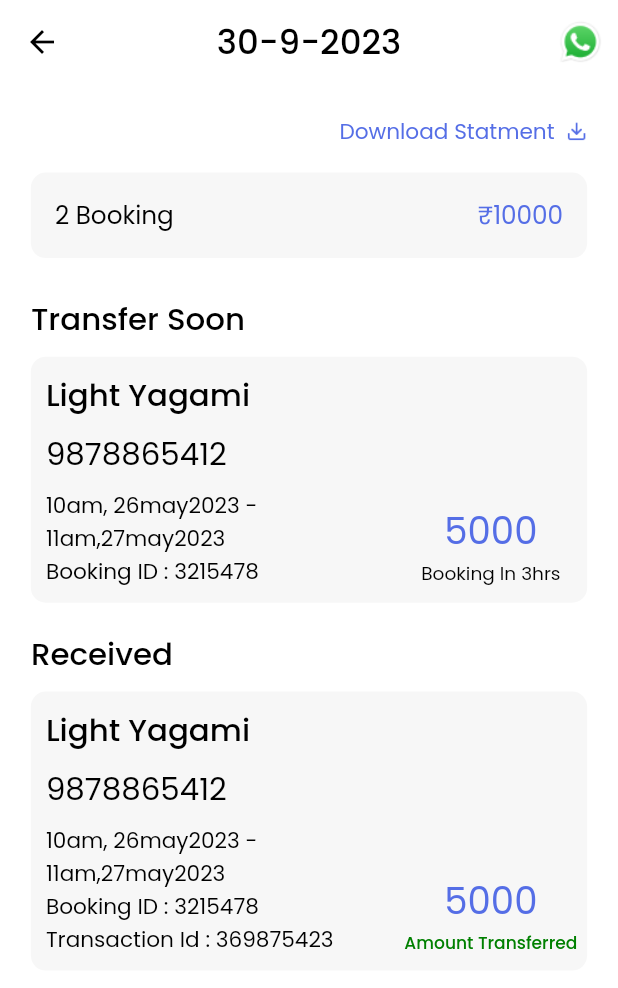
After one commit to Gopiraju-LDC/test, a Flutter app: the DateWiseStatement screen opened directly, on a phone screen of 412 x 824 dp. The commit adds this screen. Shown: the top 988 px of the screen. Run offline on Flutter 3.47's test engine with Material 2 defaults, Android fonts, the phone set to English and light mode, and no system bars; our stand-ins replace get, google_fonts, google_maps_flutter, smooth_star_rating_null_safety.

Commit message:
added datewise Booking Statment details

```diff
--- a/lib/constants/constants.dart
+++ b/lib/constants/constants.dart
@@ -14,6 +14,7 @@ const Color secondTextColor =  Color(0xFF666666);
 const Color barColor = Color(0xFF556EE6);
 const Color ratingColor = Color(0xFFFFD700);
 const Color simmerColor = Color(0xFFD9D9D9);
+const Color transferColor = Color(0xFF008000);
 
 const poppinsStyle = GoogleFonts.poppins;
 const sansStyle = GoogleFonts.dmSans;
--- a/lib/earning data/booking_details.dart
+++ b/lib/earning data/booking_details.dart
@@ -18,7 +18,8 @@ class BookingDetails extends StatefulWidget {
 class _BookingDetailsState extends State<BookingDetails> {
   @override
   Widget build(BuildContext context) {
-    return Scaffold(
+    return
+      Scaffold(
       backgroundColor: Colors.white,
       appBar: AppBar(
         backgroundColor: Colors.white,
@@ -43,9 +44,12 @@ class _BookingDetailsState extends State<BookingDetails> {
         ),
         elevation: 0,
         actions: [
-          Image.asset(ImageIcons.DOWNLOAD_ICON,
-            height: 20,
-            width: 20,)
+          Container(
+            margin: EdgeInsets.only(right: 10),
+            child: Image.asset(ImageIcons.WHATSAPP_ICON,
+              height: 30,
+              width: 30,),
+          )
         ],
       ),
       body: SingleChildScrollView(
@@ -185,7 +189,6 @@ class _BookingDetailsState extends State<BookingDetails> {
                   filledIconData: Icons.star,
                   halfFilledIconData: Icons.star_half,
                   defaultIconData: Icons.star_border,
-                  spacing: .5,
                 ),
                 SizedBox(
                   height: Get.height * 0.015,
--- /dev/null
+++ b/lib/earning data/getDateWiseBookingDetails.dart
@@ -0,0 +1,269 @@
+import 'package:flutter/cupertino.dart';
+import 'package:flutter/material.dart';
+import 'package:get/get.dart';
+import 'package:get/get_core/src/get_main.dart';
+
+import '../constants/constants.dart';
+import '../constants/imageConstants.dart';
+
+class DateWiseStatement extends StatefulWidget {
+  const DateWiseStatement({super.key});
+
+  @override
+  State<DateWiseStatement> createState() => _DateWiseStatementState();
+}
+
+class _DateWiseStatementState extends State<DateWiseStatement> {
+  @override
+  Widget build(BuildContext context) {
+    return Scaffold(
+      backgroundColor: Colors.white,
+      appBar: AppBar(
+        backgroundColor: Colors.white,
+        title: Text(
+          '30-9-2023',
+          textAlign: TextAlign.right,
+          style: poppinsStyle(
+            color: Colors.black,
+            fontSize: Get.width * 0.055,
+            fontWeight: FontWeight.w500,
+          ),
+        ),
+        centerTitle: true,
+        leading: IconButton(
+          onPressed: () {
+            Navigator.pop(context);
+          },
+          icon: Icon(
+            Icons.arrow_back,
+            color: Colors.black,
+          ),
+        ),
+        elevation: 0,
+        actions: [
+          Container(
+            margin: EdgeInsets.only(right: 10),
+            child: Image.asset(
+              ImageIcons.WHATSAPP_ICON,
+              height: 30,
+              width: 30,
+            ),
+          )
+        ],
+      ),
+      body: SingleChildScrollView(
+        child: Container(
+            width: Get.width,
+            //  height: Get.height,
+            margin: EdgeInsets.all(Get.width * 0.05),
+            child: Column(
+              crossAxisAlignment: CrossAxisAlignment.start,
+              children: [
+                Row(
+                  mainAxisAlignment: MainAxisAlignment.end,
+                  children: [
+                    Text(
+                      'Download Statment  ',
+                      style: poppinsStyle(
+                          fontSize: Get.width * 0.035,
+                          color: barColor,
+                          fontWeight: FontWeight.w400),
+                    ),
+                    Image.asset(ImageIcons.DOWNLOAD_ICON,
+                      height: 14,
+                      width: 14,)
+                  ],
+                ),
+                SizedBox(
+                  height: Get.height * 0.02,
+                ),
+                Container(
+                  decoration: BoxDecoration(
+                      color: backgroundColor,
+                      borderRadius: BorderRadius.circular(10)),
+                  padding:
+                      EdgeInsets.symmetric(vertical: 16.0, horizontal: 16.0),
+                  child: Row(
+                    mainAxisAlignment: MainAxisAlignment.spaceBetween,
+                    children: [
+                      Expanded(
+                        child: Text(
+                          '2 Booking',
+                          style: poppinsStyle(
+                            fontSize: Get.width * 0.04,
+                            fontWeight: FontWeight.w400,
+                            color: textColor,
+                          ),
+                        ),
+                      ),
+                      Text(
+                        '₹10000',
+                        style: poppinsStyle(
+                          fontSize: Get.width * 0.04,
+                          fontWeight: FontWeight.w400,
+                          color: barColor,
+                        ),
+                      ),
+                    ],
+                  ),
+                ),
+                SizedBox(
+                  height: Get.height * 0.03,
+                ),
+                Text(
+                  'Transfer Soon',
+                  style: poppinsStyle(
+                    fontSize: Get.width * 0.05,
+                    color: textColor,
+                    fontWeight: FontWeight.w500,
+                  ),
+                ),
+                customBookingDetails(
+                  title: 'Light Yagami',
+                  amount: '5000',
+                  amountType: false,
+                  bookingDates: '10am, 26may2023 - 11am,27may2023',
+                  bookingId: 'Booking ID : 3215478',
+                  mobile: '9878865412'
+                ),
+                SizedBox(
+                  height: Get.height * 0.01,
+                ),
+                Text(
+                  'Received ',
+                  style: poppinsStyle(
+                    fontSize: Get.width * 0.05,
+                    color: textColor,
+                    fontWeight: FontWeight.w500,
+                  ),
+                ),
+                customBookingDetails(
+                    title: 'Light Yagami',
+                    amount: '5000',
+                    amountType: true,
+                    bookingDates: '10am, 26may2023 - 11am,27may2023',
+                    bookingId: 'Booking ID : 3215478',
+                    mobile: '9878865412',
+                  transactionId: 'Transaction Id : 369875423',
+                ),
+                SizedBox(
+                  height: Get.height * 0.01,
+                ),
+              ],
+            )),
+      ),
+    );
+  }
+
+  Widget customBookingDetails({
+    //amountType = 0 (Transfer soon)
+    //amountType = 1 (Recevied)
+    required String title,
+    required String mobile,
+    required String bookingDates,
+    required String bookingId,
+    required String amount,
+    required bool amountType,
+    String transactionId ='',
+  }) {
+    return Container(
+      padding: EdgeInsets.symmetric(vertical: 10, horizontal: 10),
+      margin: EdgeInsets.symmetric(
+        vertical: 10,
+      ),
+      decoration: BoxDecoration(
+        color: backgroundColor,
+        borderRadius: BorderRadius.circular(10),
+      ),
+      child: Column(
+        crossAxisAlignment: CrossAxisAlignment.start,
+        children: [
+          Text(
+            title,
+            style: poppinsStyle(
+                fontSize: Get.width * 0.05,
+                color: textColor,
+                fontWeight: FontWeight.w500),
+          ),
+          Row(
+            crossAxisAlignment: CrossAxisAlignment.end,
+            mainAxisAlignment: MainAxisAlignment.spaceBetween,
+            children: [
+              Column(
+                crossAxisAlignment: CrossAxisAlignment.start,
+                children: [
+                  Container(constraints: BoxConstraints(maxWidth: Get.width * 0.55 ),
+                      margin: EdgeInsets.only(top: 8),
+                      child: Text(
+                        mobile,
+                        style: poppinsStyle(
+                            fontSize: Get.width * 0.05,
+                            color: textColor,
+                            fontWeight: FontWeight.w400),
+                      )),
+                  Container(
+                      margin: EdgeInsets.only(top: 8),
+                      constraints: BoxConstraints(maxWidth: Get.width * 0.58 ),
+                      child: Text(
+                        bookingDates,
+                        style: poppinsStyle(
+                            fontSize: Get.width * 0.035,
+                            color: textColor,
+                            fontWeight: FontWeight.w400),
+                      )),
+                  Container(
+                      // margin: EdgeInsets.only(top: 8),
+                      constraints: BoxConstraints(maxWidth: Get.width * 0.58 ),
+                      child: Text(
+                       bookingId,
+                        style: poppinsStyle(
+                            fontSize: Get.width * 0.035,
+                            color: textColor,
+                            fontWeight: FontWeight.w400),
+                      )),
+                  Visibility(visible: amountType ==true,
+                    child: Container(
+                      // margin: EdgeInsets.only(top: 8),
+                        constraints: BoxConstraints(maxWidth: Get.width * 0.58 ),
+                        child: Text(
+                          transactionId,
+                          style: poppinsStyle(
+                              fontSize: Get.width * 0.035,
+                              color: textColor,
+                              fontWeight: FontWeight.w400),
+                        )),
+                  ),
+                ],
+              ),
+              Column(
+                children: [
+                  Container(
+                      alignment: Alignment.center,
+                      child: Text(
+                        amount,
+                        style: poppinsStyle(
+                            fontSize: Get.width * 0.06,
+                            color: barColor,
+                            fontWeight: FontWeight.w400),
+                      )),
+                  Container(
+                    width: Get.width*0.28,
+                      alignment: Alignment.center,
+                      child: FittedBox(
+                        child: Text(
+                          amountType ==false ?'Booking In 3hrs':'Amount Transferred',
+                          style: poppinsStyle(
+                              fontSize: Get.width * 0.03,
+                              color: amountType ==false ?textColor:transferColor,
+                              fontWeight: amountType ==false ?FontWeight.w400:FontWeight.w500),
+                        ),
+                      )),
+                ],
+              ),
+            ],
+          ),
+        ],
+      ),
+    );
+  }
+}
--- a/lib/earning data/statment.dart
+++ b/lib/earning data/statment.dart
@@ -7,6 +7,7 @@ import 'package:test_application/earning%20data/customOptionWidget.dart';
 
 import '../constants/constants.dart';
 import '../constants/imageConstants.dart';
+import 'getDateWiseBookingDetails.dart';
 
 class StatementView extends StatefulWidget {
   const StatementView({super.key});
@@ -51,7 +52,10 @@ class _StatementViewState extends State<StatementView> {
                         itemBuilder: (context , index){
                           DateTime datee = DateTime.now();
                           //dateTime = DateFormat('dd-MM-yyyy,').format(datee);
-                          return CustomOptionWidget(title: getTitle(index));
+                          return CustomOptionWidget(title: getTitle(index),
+                            onTap: (){
+                            Get.to(const DateWiseStatement());
+                            },);
                         }),
                   )
                 ],
```
